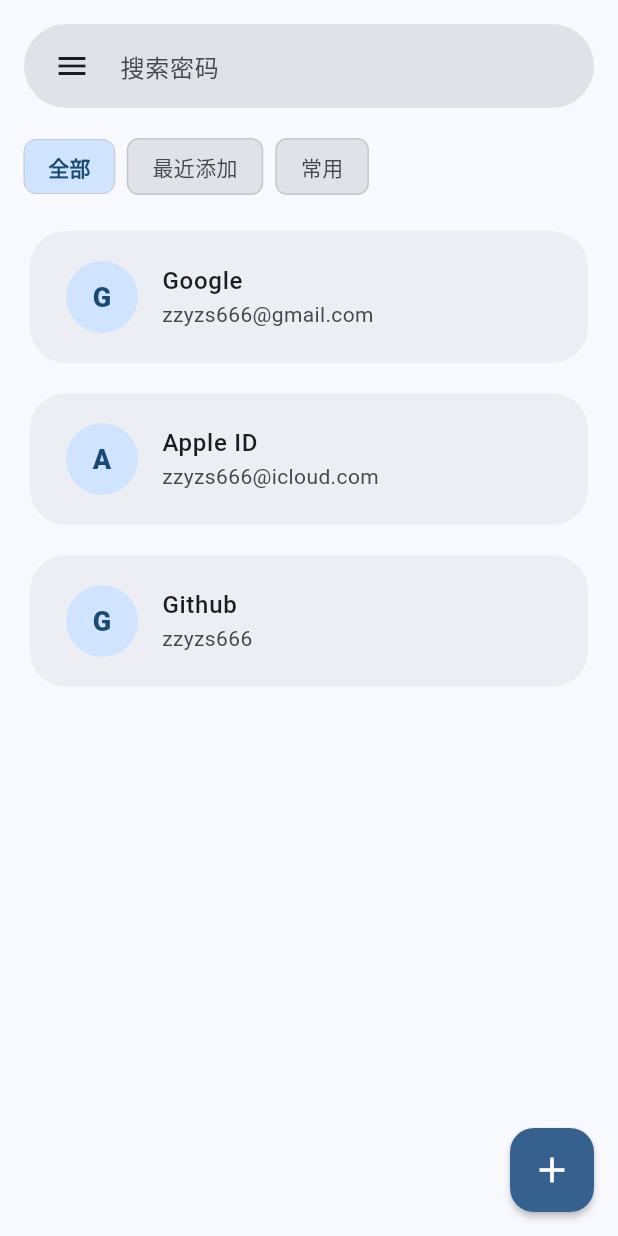
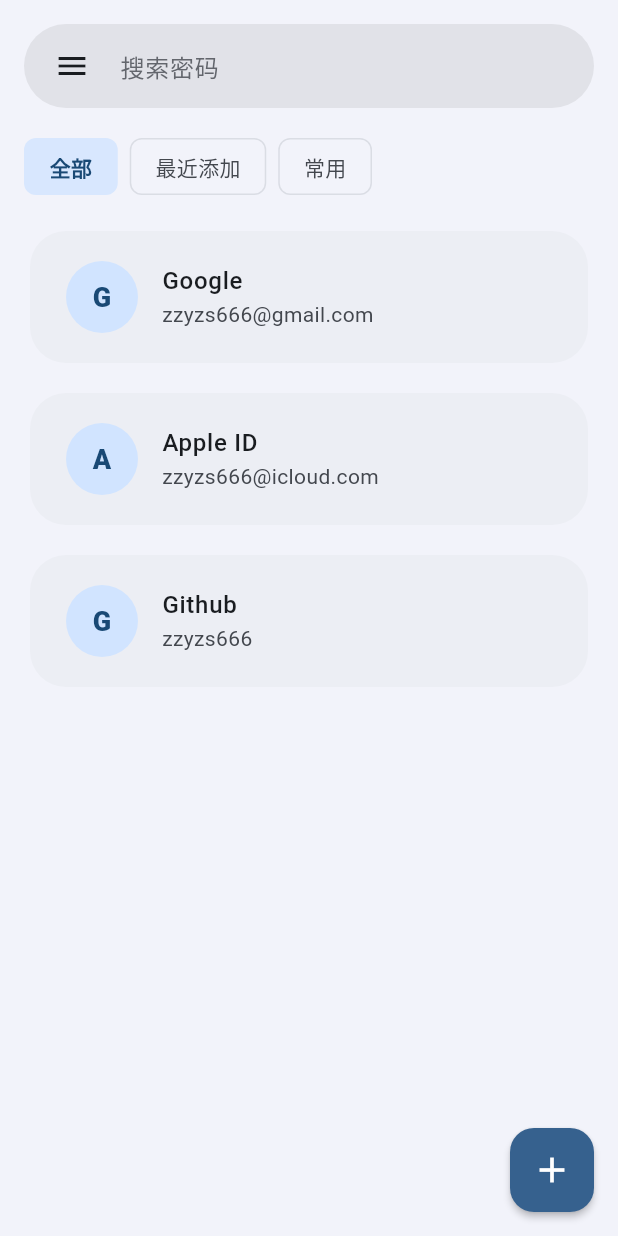
Before and after one commit to CFSL-E/PASS-F2, a Flutter app: the screen it shows after launch, on a phone screen of 412 x 824 dp. Run offline on Flutter 3.47's test engine with Material 3 defaults, Android fonts, the phone set to English and light mode, and no system bars; drawn by our look-alikes of dynamic_color.

Commit message:
Add files via upload

```diff
--- a/lib/home_page.dart
+++ b/lib/home_page.dart
@@ -23,7 +23,7 @@
     final colorScheme = Theme.of(context).colorScheme;
 
     return Scaffold(
-      backgroundColor: colorScheme.surface,
+      backgroundColor: colorScheme.surfaceContainerLow,
       body: SafeArea(
         child: Padding(
           padding: const EdgeInsets.symmetric(horizontal: 16.0),
@@ -47,7 +47,7 @@
                 ),
                 hintText: '搜索密码',
                 hintStyle: WidgetStateProperty.all(
-                  TextStyle(color: colorScheme.onSurfaceVariant, fontSize: 16)
+                  TextStyle(color: colorScheme.onSurfaceVariant.withOpacity(0.8), fontSize: 16)
                 ),
                 elevation: WidgetStateProperty.all(0),
                 backgroundColor: WidgetStateProperty.all(
@@ -153,12 +153,11 @@
         duration: const Duration(milliseconds: 200),
         padding: const EdgeInsets.symmetric(horizontal: 16, vertical: 8),
         decoration: BoxDecoration(
-          color: isSelected ? colorScheme.primaryContainer : colorScheme.surfaceContainerHighest,
+          color: isSelected ? colorScheme.primaryContainer.withOpacity(0.8) : Colors.transparent,
           borderRadius: BorderRadius.circular(8),
-          border: Border.all(
-            width: isSelected ? 0 : 1,
-            color: colorScheme.outlineVariant,
-          ),
+          border: isSelected
+              ? Border.all(color: Colors.transparent)
+              : Border.all(color: colorScheme.outlineVariant.withOpacity(0.5)),
         ),
         child: Text(
           label,
--- a/lib/settings_page.dart
+++ b/lib/settings_page.dart
@@ -9,7 +9,7 @@
 
     // 【规范】独立的全新 Scaffold，配合大标题滑动效果
     return Scaffold(
-      backgroundColor: colorScheme.surface,
+      backgroundColor: colorScheme.surfaceContainerLow,
       body: NestedScrollView(
         headerSliverBuilder: (BuildContext context, bool innerBoxIsScrolled) {
           return <Widget>[
@@ -17,7 +17,7 @@
             SliverAppBar.large(
               title: const Text('设置'),
               // 当此页面向下滑动时，大标题依然保持 MD3 圆润背景或直接融入整体
-              backgroundColor: colorScheme.surface,
+              backgroundColor: colorScheme.surfaceContainerLow,
               surfaceTintColor: colorScheme.surfaceTint,
             ),
           ];
```
